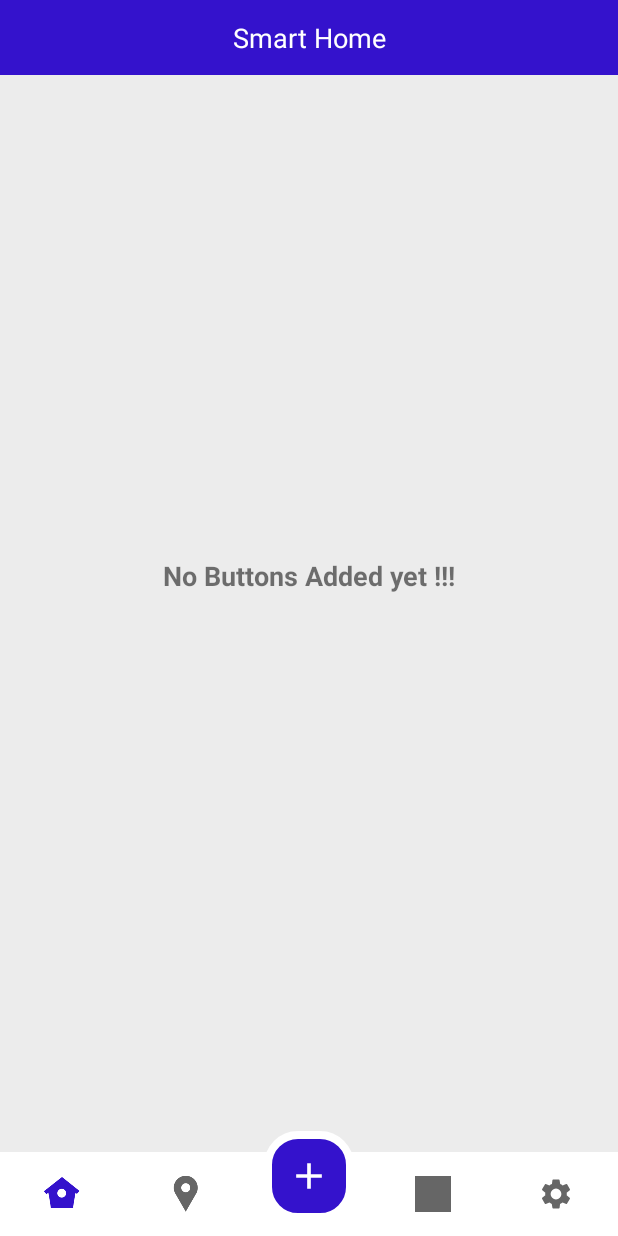
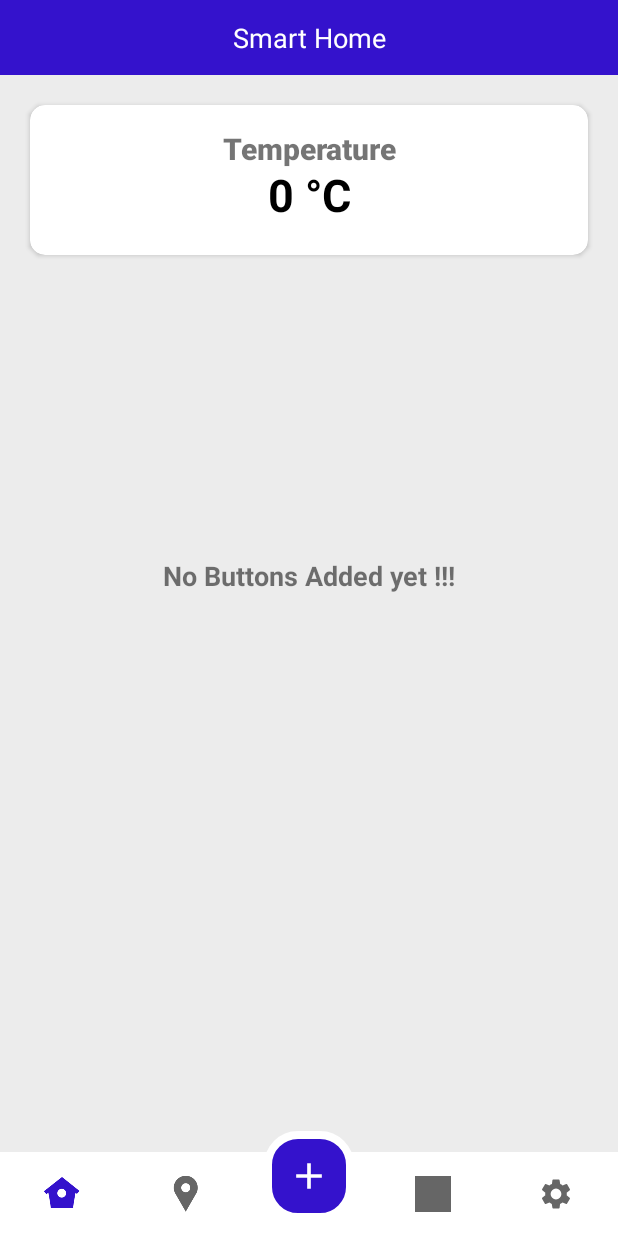
Before and after one commit to akteruzzaman816/Intelligent-Home-Automation-System-with-IOT, an Android app: the screen it shows after launch once a user with an empty profile is signed in (MainActivity), on a phone screen of 412 x 824 dp. Run offline under Robolectric (Android 15) with nearby library versions, the phone set to English and light mode, and no system bars; our stand-ins replace Firebase (no records; nobody signed in at launch, a user with empty details on screens opened directly); libraries missing offline, so code that uses them is left out: com.github.ybq.android; plain views replace SpinKitView; 5 statements that could not run were skipped.

Commit message:
full project

```diff
--- a/app/src/main/java/com/example/smarthome/AdapterClass.java
+++ b/app/src/main/java/com/example/smarthome/AdapterClass.java
@@ -1,6 +1,5 @@
 package com.example.smarthome;
 import android.content.Context;
-import android.graphics.Color;
 import android.util.Log;
 import android.view.LayoutInflater;
 import android.view.View;
--- a/app/src/main/java/com/example/smarthome/fragment/HomeFragment.java
+++ b/app/src/main/java/com/example/smarthome/fragment/HomeFragment.java
@@ -1,6 +1,7 @@
 package com.example.smarthome.fragment;
 
 
+import android.graphics.Color;
 import android.os.Bundle;
 import android.widget.ProgressBar;
 import android.widget.TextView;
@@ -22,6 +23,8 @@ import com.google.firebase.auth.FirebaseAuth;
 import com.google.firebase.database.*;
 
 import java.util.ArrayList;
+import java.util.Timer;
+import java.util.TimerTask;
 
 
 public class HomeFragment extends Fragment {
@@ -35,6 +38,8 @@ public class HomeFragment extends Fragment {
 
     ArrayList<ButtonModel> list;
     private ProgressBar progressBar;
+    DatabaseReference tempReference;
+    TextView temperature;
 
 
     @Override
@@ -42,9 +47,16 @@ public class HomeFragment extends Fragment {
 
         View rootView = inflater.inflate(R.layout.fragment_home, container, false);
 
+
+
+
+        temperature=rootView.findViewById(R.id.temp);
+
         progressBar= rootView.findViewById(R.id.progressBar_home);
         WanderingCubes cube=new WanderingCubes();
         progressBar.setIndeterminateDrawable(cube);
+
+
 
         warningText=rootView.findViewById(R.id.no_data);
 
@@ -53,9 +65,39 @@ public class HomeFragment extends Fragment {
         recyclerView.setLayoutManager(new GridLayoutManager(getActivity(),3));
         userUID= FirebaseAuth.getInstance().getCurrentUser().getUid();
         databaseReference= FirebaseDatabase.getInstance().getReference().child("users").child(userUID).child("Buttons");
+        tempReference= FirebaseDatabase.getInstance().getReference().child("users").child(userUID).child("temperature");
+
+       // Toast.makeText(getActivity(), strtext, Toast.LENGTH_SHORT).show();
+        new Timer().scheduleAtFixedRate(new TimerTask() {
+            @Override
+            public void run() {
+
+                tempReference.addListenerForSingleValueEvent(new ValueEventListener() {
+                    @Override
+                    public void onDataChange(@NonNull DataSnapshot dataSnapshot) {
+                        int value = dataSnapshot.child("celsius").getValue(Integer.class);
+                        temperature.setText(String.valueOf(value)+" °C");
+
+                        if (value>40)
+                        {
+                            temperature.setTextColor(Color.parseColor("#FF0000"));
+
+                        }else {
+                            temperature.setTextColor(Color.parseColor("#000000"));
+                        }
+
+                    }
+
+                    @Override
+                    public void onCancelled(@NonNull DatabaseError databaseError) {
+
+                    }
+                });
 
 
-       // Toast.makeText(getActivity(), strtext, Toast.LENGTH_SHORT).show();
+
+            }
+        },500,1000);
 
         return rootView;
 
--- a/app/src/main/res/layout/fragment_home.xml
+++ b/app/src/main/res/layout/fragment_home.xml
@@ -24,6 +24,42 @@
 
     </TextView>
 
+    <androidx.cardview.widget.CardView
+            android:layout_marginTop="20dp"
+            app:cardCornerRadius="10dp"
+            android:layout_width="match_parent"
+            android:layout_height="100dp"
+            android:id="@+id/cardView"
+            app:layout_constraintEnd_toEndOf="parent"
+            android:layout_marginEnd="20dp"
+            app:layout_constraintStart_toStartOf="parent"
+            android:layout_marginStart="20dp"
+            app:layout_constraintTop_toBottomOf="@+id/main_toolbar">
+
+        <TextView
+                android:fontFamily="sans-serif-black"
+                android:textStyle="bold"
+                android:padding="15dp"
+                android:textSize="20sp"
+                android:gravity="center"
+                android:text="Temperature"
+                android:layout_width="match_parent"
+                android:layout_height="wrap_content"/>
+
+
+        <TextView
+                android:layout_marginTop="10dp"
+                android:id="@+id/temp"
+                android:textStyle="bold"
+                android:textSize="30sp"
+                android:gravity="center"
+                android:text="0"
+                android:layout_gravity="center"
+                android:layout_width="match_parent"
+                android:layout_height="wrap_content"/>
+
+
+    </androidx.cardview.widget.CardView>
     <TextView
             android:id="@+id/no_data"
             android:visibility="gone"
@@ -51,14 +87,18 @@
             app:layout_constraintTop_toBottomOf="@+id/main_toolbar"/>
 
     <androidx.recyclerview.widget.RecyclerView
-            android:layout_marginTop="?attr/actionBarSize"
+            android:padding="10dp"
             android:layout_gravity="center"
             android:id="@+id/recycler_view"
             android:layout_width="match_parent"
             android:layout_height="match_parent"
-            app:layout_constraintTop_toBottomOf="@+id/main_toolbar"
-            app:layout_constraintEnd_toEndOf="parent" app:layout_constraintStart_toStartOf="parent"
-            android:layout_marginStart="3dp" app:layout_constraintHorizontal_bias="0.0">
+            app:layout_constraintStart_toStartOf="@+id/cardView"
+            app:layout_constraintHorizontal_bias="0.953"
+            android:layout_marginBottom="8dp"
+            app:layout_constraintBottom_toBottomOf="parent"
+            app:layout_constraintEnd_toEndOf="@+id/cardView"
+            android:layout_marginTop="180dp"
+            app:layout_constraintTop_toBottomOf="@+id/cardView" app:layout_constraintVertical_bias="0.0">
 
     </androidx.recyclerview.widget.RecyclerView>
 
```
